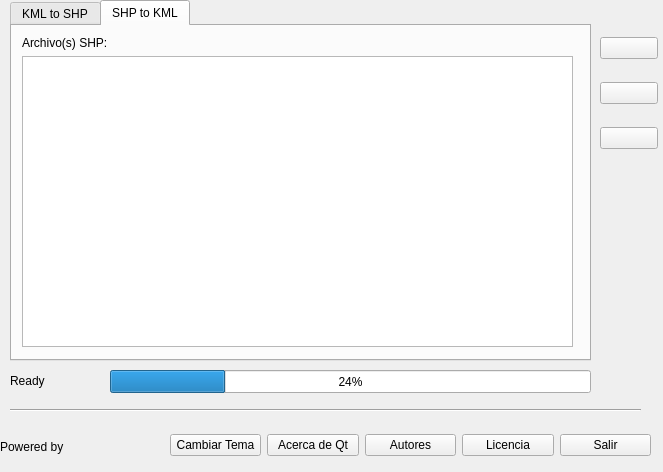
This is ui/window.ui in laar19/KmlShpConvert as Qt 5 draws it before an edit. The edited form follows.
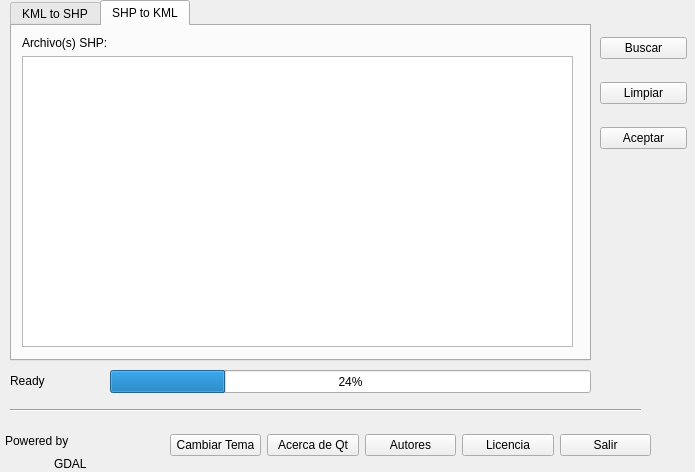
This is the edited form. The open tabs and pages were chosen to show the change. Icons and pictures are not drawn.

The edit to the form file:
```diff
--- a/ui/window.ui
+++ b/ui/window.ui
@@ -6,7 +6,7 @@
    <rect>
     <x>0</x>
     <y>0</y>
-    <width>663</width>
+    <width>695</width>
     <height>472</height>
    </rect>
   </property>
@@ -115,7 +115,7 @@
      <rect>
       <x>600</x>
       <y>20</y>
-      <width>58</width>
+      <width>87</width>
       <height>146</height>
      </rect>
     </property>
@@ -123,11 +123,7 @@
      <item>
       <widget class="QPushButton" name="btn_search">
        <property name="text">
-        <string/>
-       </property>
-       <property name="icon">
-        <iconset>
-         <normaloff>icons/Start-Menu-Search-icon.png</normaloff>icons/Start-Menu-Search-icon.png</iconset>
+        <string>Buscar</string>
        </property>
        <property name="iconSize">
         <size>
@@ -140,11 +136,7 @@
      <item>
       <widget class="QPushButton" name="btn_clear">
        <property name="text">
-        <string/>
-       </property>
-       <property name="icon">
-        <iconset>
-         <normaloff>icons/Actions-edit-clear-locationbar-rtl-icon.png</normaloff>icons/Actions-edit-clear-locationbar-rtl-icon.png</iconset>
+        <string>Limpiar</string>
        </property>
        <property name="iconSize">
         <size>
@@ -157,11 +149,7 @@
      <item>
       <widget class="QPushButton" name="btn_accept">
        <property name="text">
-        <string/>
-       </property>
-       <property name="icon">
-        <iconset>
-         <normaloff>icons/Accept-icon.png</normaloff>icons/Accept-icon.png</iconset>
+        <string>Aceptar</string>
        </property>
        <property name="iconSize">
         <size>
@@ -173,34 +161,6 @@
      </item>
     </layout>
    </widget>
-   <widget class="QWidget" name="layoutWidget">
-    <property name="geometry">
-     <rect>
-      <x>0</x>
-      <y>430</y>
-      <width>111</width>
-      <height>34</height>
-     </rect>
-    </property>
-    <layout class="QHBoxLayout" name="horizontalLayout_2">
-     <item>
-      <widget class="QLabel" name="label_3">
-       <property name="text">
-        <string>Powered by</string>
-       </property>
-      </widget>
-     </item>
-     <item>
-      <widget class="QLabel" name="label_4">
-       <property name="text">
-        <string/>
-       </property>
-      </widget>
-     </item>
-    </layout>
-    <zorder>label_4</zorder>
-    <zorder>label_3</zorder>
-   </widget>
    <widget class="QProgressBar" name="progressBar">
     <property name="geometry">
      <rect>
@@ -230,10 +190,10 @@
    <widget class="QLabel" name="label_6">
     <property name="geometry">
      <rect>
-      <x>120</x>
-      <y>430</y>
-      <width>32</width>
-      <height>32</height>
+      <x>108</x>
+      <y>432</y>
+      <width>41</width>
+      <height>41</height>
      </rect>
     </property>
     <property name="text">
@@ -290,6 +250,39 @@
      </item>
     </layout>
    </widget>
+   <widget class="QWidget" name="">
+    <property name="geometry">
+     <rect>
+      <x>5</x>
+      <y>432</y>
+      <width>91</width>
+      <height>40</height>
+     </rect>
+    </property>
+    <layout class="QGridLayout" name="gridLayout_2">
+     <item row="0" column="0" colspan="2">
+      <widget class="QLabel" name="label_3">
+       <property name="text">
+        <string>Powered by</string>
+       </property>
+      </widget>
+     </item>
+     <item row="1" column="0">
+      <widget class="QLabel" name="label_4">
+       <property name="text">
+        <string/>
+       </property>
+      </widget>
+     </item>
+     <item row="1" column="1">
+      <widget class="QLabel" name="label_7">
+       <property name="text">
+        <string>GDAL</string>
+       </property>
+      </widget>
+     </item>
+    </layout>
+   </widget>
   </widget>
   <action name="actionAutores">
    <property name="text">
```
Left out of the diff: 4 changed lines with no effect on the pictures.
